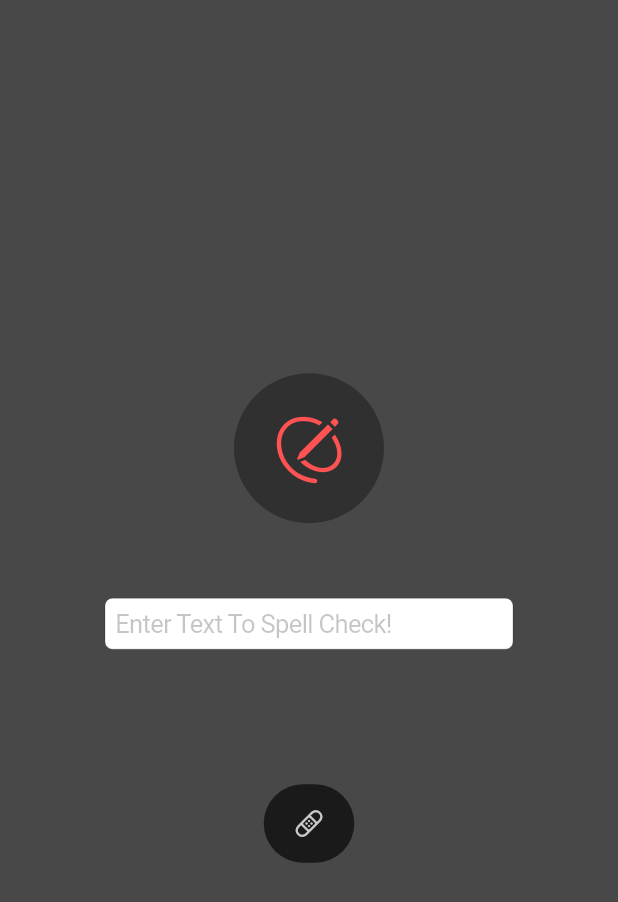
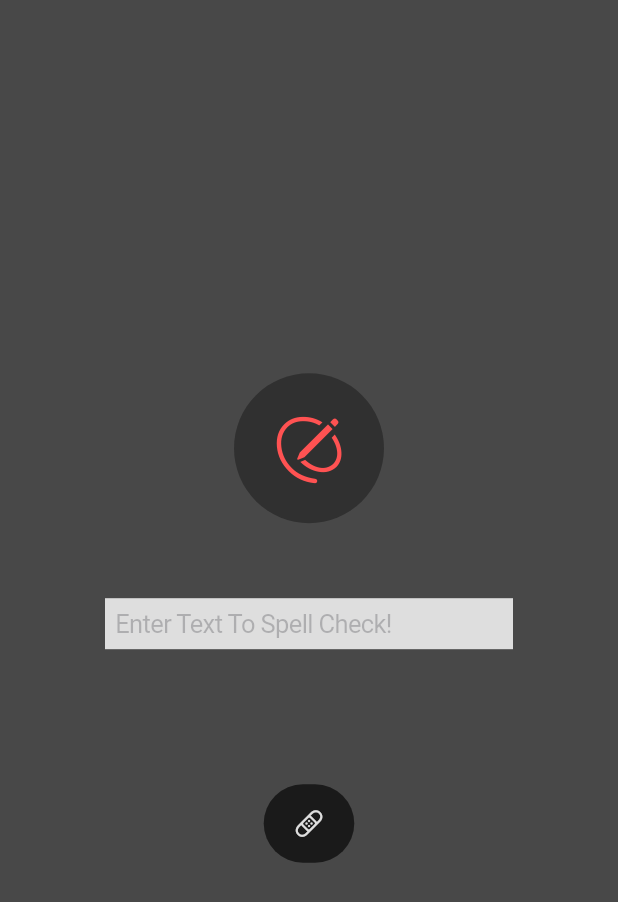
Before and after one commit to vedantsinggh/spell, a Flutter app: the screen it shows after launch, on a phone screen of 412 x 824 dp. Shown: the top 902 px of the screen. Run offline on Flutter 3.47's test engine with Material 2 defaults, Android fonts, the phone set to English and light mode, and no system bars.

```diff
--- a/lib/colors.dart
+++ b/lib/colors.dart
@@ -3,4 +3,4 @@ import 'package:flutter/material.dart';
 const Color themeColorDark = Color(0xAA030303);
 const Color themeColor = Color(0xAA181818);
 const Color themeColorLight = Color(0xAA242424);
-const Color textColor = Color.fromARGB(255, 201, 201, 201);
+const Color textColor = Color.fromARGB(255, 222, 222, 222);
--- a/lib/home_screen.dart
+++ b/lib/home_screen.dart
@@ -49,6 +49,7 @@ class _HomeScreenState extends State<HomeScreen> {
                 child: Hero(
                   tag: "text",
                   child: CupertinoTextField(
+                    decoration: const BoxDecoration(color: textColor),
                     style: const TextStyle(color: themeColorDark),
                     placeholder: "Enter Text To Spell Check!",
                     autocorrect: false,
--- a/lib/main.dart
+++ b/lib/main.dart
@@ -1,5 +1,6 @@
 import 'package:flutter/cupertino.dart';
 import 'package:spell_checker/home_screen.dart';
+import 'package:spell_checker/colors.dart';
 
 void main(List<String> args) {
   runApp(const MyApp());
@@ -11,6 +12,8 @@ class MyApp extends StatelessWidget {
   Widget build(BuildContext context) {
     return const CupertinoApp(
       debugShowCheckedModeBanner: false,
+      theme: CupertinoThemeData(
+          brightness: Brightness.light, primaryColor: themeColor),
       home: HomeScreen(),
     );
   }
```
Also changed, not shown: lib/result_screen.dart (+15 -2 lines).
